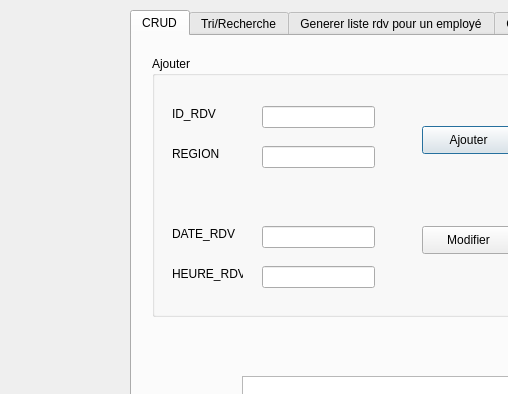
sirineghribi/SMART_RECRUITING_2A17, file gestionrdv.ui: the form before one commit; both pictures show x 0 to 508 and y 0 to 394 of the 1113 by 690 pixel window.
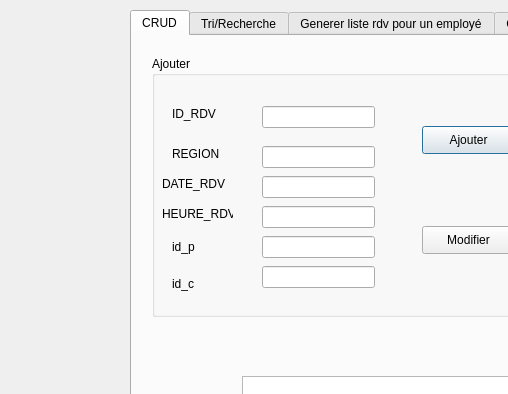
The form after the commit. Icons and pictures are not drawn.

Diff of the .ui file:
```diff
--- a/gestionrdv.ui
+++ b/gestionrdv.ui
@@ -102,8 +102,8 @@
      <widget class="QLabel" name="label_5">
       <property name="geometry">
        <rect>
-        <x>20</x>
-        <y>170</y>
+        <x>10</x>
+        <y>120</y>
         <width>71</width>
         <height>16</height>
        </rect>
@@ -115,8 +115,8 @@
      <widget class="QLabel" name="label_6">
       <property name="geometry">
        <rect>
-        <x>20</x>
-        <y>210</y>
+        <x>10</x>
+        <y>150</y>
         <width>71</width>
         <height>16</height>
        </rect>
@@ -149,7 +149,7 @@
       <property name="geometry">
        <rect>
         <x>110</x>
-        <y>170</y>
+        <y>120</y>
         <width>113</width>
         <height>22</height>
        </rect>
@@ -159,7 +159,7 @@
       <property name="geometry">
        <rect>
         <x>110</x>
-        <y>210</y>
+        <y>150</y>
         <width>113</width>
         <height>22</height>
        </rect>
@@ -178,6 +178,52 @@
        <string>Modifier</string>
       </property>
      </widget>
+     <widget class="QLabel" name="label_4">
+      <property name="geometry">
+       <rect>
+        <x>20</x>
+        <y>180</y>
+        <width>41</width>
+        <height>21</height>
+       </rect>
+      </property>
+      <property name="text">
+       <string>id_p</string>
+      </property>
+     </widget>
+     <widget class="QLabel" name="label_7">
+      <property name="geometry">
+       <rect>
+        <x>20</x>
+        <y>220</y>
+        <width>41</width>
+        <height>16</height>
+       </rect>
+      </property>
+      <property name="text">
+       <string>id_c</string>
+      </property>
+     </widget>
+     <widget class="QLineEdit" name="le_id_p">
+      <property name="geometry">
+       <rect>
+        <x>110</x>
+        <y>180</y>
+        <width>113</width>
+        <height>22</height>
+       </rect>
+      </property>
+     </widget>
+     <widget class="QLineEdit" name="le_id_c">
+      <property name="geometry">
+       <rect>
+        <x>110</x>
+        <y>210</y>
+        <width>113</width>
+        <height>22</height>
+       </rect>
+      </property>
+     </widget>
     </widget>
     <widget class="QTableView" name="tab_rdv">
      <property name="geometry">
```
Left out of the diff: 33 changed lines with no effect on the pictures.
